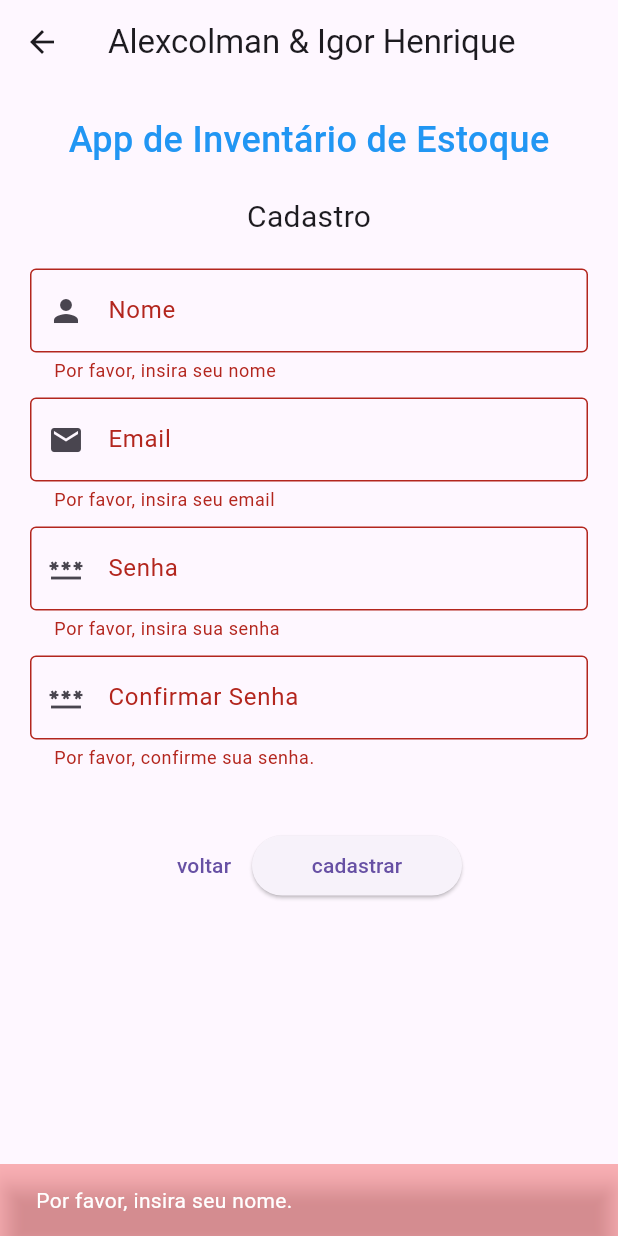
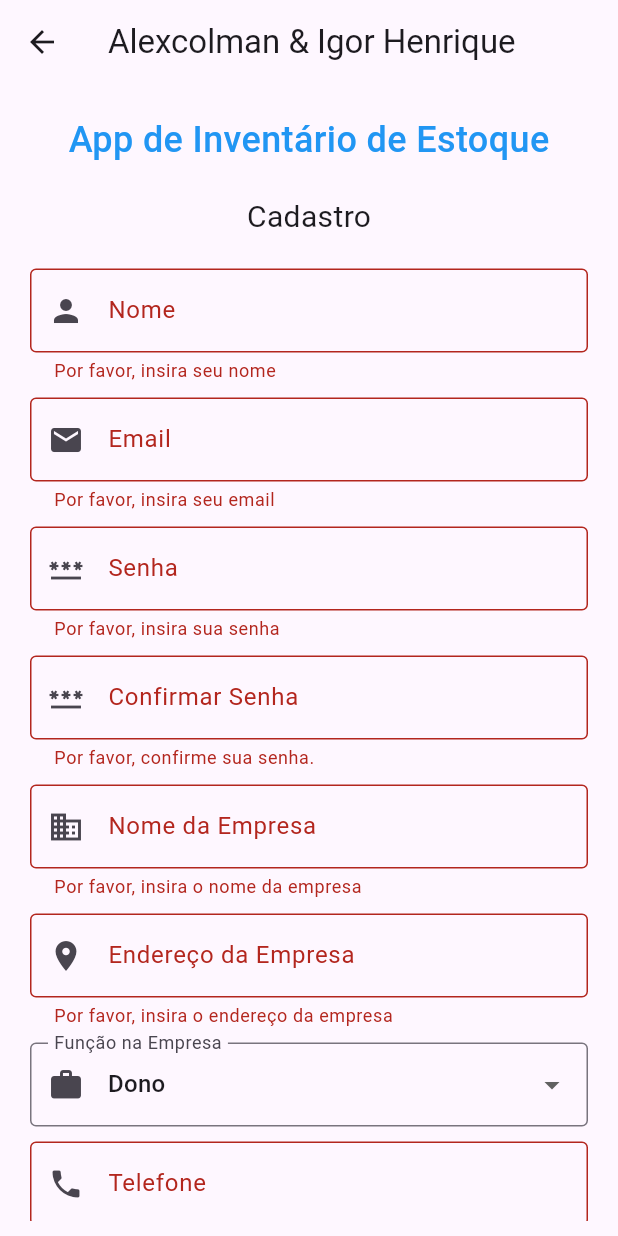
Before and after one commit to alextochy/fatec_rp_noite_pdm2024_app_avaliacao2_alexcolman_igor, a Flutter app: the CadastrarView screen opened by its route, after a tap on "cadastrar", on a phone screen of 412 x 824 dp. Run offline on Flutter 3.47's test engine with Material 3 defaults, Android fonts, the light colour scheme and no system bars; our stand-ins replace cloud_firestore, device_preview, firebase_auth, firebase_core; accounts and stored records are empty.

Commit message:
Adicionou model e controller usuario para aceitar mais campos da páginar cadastrar_view. Falta consertar um async/await no botão cadastrar

```diff
--- a/lib/controller/login_controller.dart
+++ b/lib/controller/login_controller.dart
@@ -1,5 +1,6 @@
 import 'package:cloud_firestore/cloud_firestore.dart';
 import 'package:firebase_auth/firebase_auth.dart';
+// ignore: unused_import
 import 'package:firebase_core/firebase_core.dart';
 import 'package:flutter/material.dart';
 
--- /dev/null
+++ b/lib/controller/usuario_controller.dart
@@ -0,0 +1,17 @@
+import 'package:cloud_firestore/cloud_firestore.dart';
+import 'package:flutter/material.dart';
+
+import '../model/usuario.dart';
+import '../view/util.dart';
+
+class UsuarioController {
+  void adicionar(context, Usuario u) {
+    FirebaseFirestore.instance
+        .collection('usuarios')
+        .add(u.toJson())
+        .then((resultado) => sucesso(context, 'Usuario adicionado com sucesso'))
+        .catchError(
+            (e) => erro(context, 'Não foi possível adicionar o usuario'))
+        .whenComplete(() => Navigator.pop(context));
+  }
+}
--- /dev/null
+++ b/lib/model/usuario.dart
@@ -0,0 +1,47 @@
+class Usuario {
+  final String uid;
+  final String nome;
+  final String email;
+  final String senha;
+  final String nomeEmpresa;
+  final String enderecoEmpresa;
+  final String funcaoEmpresa;
+  final String telefone;
+
+  Usuario(
+    this.uid,
+    this.nome,
+    this.email,
+    this.senha,
+    this.nomeEmpresa,
+    this.enderecoEmpresa,
+    this.funcaoEmpresa,
+    this.telefone,
+  );
+
+  Map<String, dynamic> toJson() {
+    return <String, dynamic>{
+      'uid': uid,
+      'nome': nome,
+      'email': email,
+      'senha': senha,
+      'nomeEmpresa': nomeEmpresa,
+      'enderecoEmpresa': enderecoEmpresa,
+      'funcaoEmpresa': funcaoEmpresa,
+      'telefone': telefone,
+    };
+  }
+
+  factory Usuario.fromJson(Map<String, dynamic> json) {
+    return Usuario(
+      json['uid'],
+      json['nome'],
+      json['email'],
+      json['senha'],
+      json['nomeEmpresa'],
+      json['enderecoEmpresa'],
+      json['funcaoEmpresa'],
+      json['telefone'],
+    );
+  }
+}
--- a/lib/view/cadastrar_view.dart
+++ b/lib/view/cadastrar_view.dart
@@ -1,8 +1,12 @@
-// ignore_for_file: prefer_const_constructors
+// ignore_for_file: prefer_const_constructors, prefer_const_literals_to_create_immutables, avoid_unnecessary_containers
 
+import 'package:cloud_firestore/cloud_firestore.dart';
 import 'package:flutter/material.dart';
 
 import '../controller/login_controller.dart';
+
+import '../controller/usuario_controller.dart';
+import '../model/usuario.dart';
 
 class CadastrarView extends StatefulWidget {
   const CadastrarView({super.key});
@@ -15,10 +19,14 @@
 
 class _CadastrarViewState extends State<CadastrarView> {
   final _formKey = GlobalKey<FormState>();
+  TextEditingController txtNome = TextEditingController();
   TextEditingController txtEmail = TextEditingController();
   TextEditingController txtSenha = TextEditingController();
   TextEditingController txtConfirmarSenha = TextEditingController();
-  TextEditingController txtNome = TextEditingController();
+  TextEditingController txtNomeEmpresa = TextEditingController();
+  TextEditingController txtEnderecoEmpresa = TextEditingController();
+  TextEditingController txtTelefone = TextEditingController();
+  String _funcaoEmpresa = 'Dono';
 
   @override
   void initState() {
@@ -131,6 +139,80 @@
                       },
                     ),
                   ),
+                  Container(
+                    padding: const EdgeInsets.fromLTRB(10, 10, 10, 0),
+                    child: TextFormField(
+                      controller: txtNomeEmpresa,
+                      decoration: const InputDecoration(
+                        prefixIcon: Icon(Icons.business),
+                        border: OutlineInputBorder(),
+                        labelText: 'Nome da Empresa',
+                      ),
+                      validator: (value) {
+                        if (value == null || value.isEmpty) {
+                          return 'Por favor, insira o nome da empresa';
+                        }
+                        return null;
+                      },
+                    ),
+                  ),
+                  Container(
+                    padding: const EdgeInsets.fromLTRB(10, 10, 10, 0),
+                    child: TextFormField(
+                      controller: txtEnderecoEmpresa,
+                      decoration: const InputDecoration(
+                        prefixIcon: Icon(Icons.location_on),
+                        border: OutlineInputBorder(),
+                        labelText: 'Endereço da Empresa',
+                      ),
+                      validator: (value) {
+                        if (value == null || value.isEmpty) {
+                          return 'Por favor, insira o endereço da empresa';
+                        }
+                        return null;
+                      },
+                    ),
+                  ),
+                  Container(
+                    padding: const EdgeInsets.fromLTRB(10, 10, 10, 0),
+                    child: DropdownButtonFormField<String>(
+                      value: _funcaoEmpresa,
+                      decoration: InputDecoration(
+                        prefixIcon: Icon(Icons.work),
+                        border: OutlineInputBorder(),
+                        labelText: 'Função na Empresa',
+                      ),
+                      items: ['Dono', 'Gerente', 'Funcionario']
+                          .map((String value) {
+                        return DropdownMenuItem<String>(
+                          value: value,
+                          child: Text(value),
+                        );
+                      }).toList(),
+                      onChanged: (newValue) {
+                        setState(() {
+                          _funcaoEmpresa = newValue!;
+                        });
+                      },
+                    ),
+                  ),
+                  Container(
+                    padding: const EdgeInsets.fromLTRB(10, 10, 10, 0),
+                    child: TextFormField(
+                      controller: txtTelefone,
+                      decoration: const InputDecoration(
+                        prefixIcon: Icon(Icons.phone),
+                        border: OutlineInputBorder(),
+                        labelText: 'Telefone',
+                      ),
+                      validator: (value) {
+                        if (value == null || value.isEmpty) {
+                          return 'Por favor, insira seu telefone';
+                        }
+                        return null;
+                      },
+                    ),
+                  ),
                   SizedBox(height: 40),
                   Row(
                     mainAxisAlignment: MainAxisAlignment.center,
@@ -146,13 +228,25 @@
                           minimumSize: Size(140, 40),
                         ),
                         onPressed: () {
-                          _formKey.currentState!.validate();
+                          if (_formKey.currentState!.validate()) {
                             LoginController().criarConta(
                               context,
                               txtNome.text,
                               txtEmail.text,
                               txtSenha.text,
                             );
+                            var u = Usuario(
+                              LoginController().idUsuario(),
+                              txtNome.text,
+                              txtEmail.text,
+                              txtSenha.text,
+                              txtNomeEmpresa.text,
+                              txtEnderecoEmpresa.text,
+                              _funcaoEmpresa,
+                              txtTelefone.text,
+                            );
+                            UsuarioController().adicionar(context, u);
+                          }
                         },
                         child: Text('cadastrar'),
                       ),
--- a/pubspec.yaml
+++ b/pubspec.yaml
@@ -7,10 +7,10 @@
   sdk: '>=3.3.2 <4.0.0'
 
 dependencies:
-  cloud_firestore: ^4.17.4
   device_preview: ^1.1.0
   firebase_auth: ^4.19.6
   firebase_core: ^2.31.1
+  cloud_firestore: ^4.17.4
   flutter:
     sdk: flutter
 
```
Lines whose indentation alone changed are shown as unchanged.
